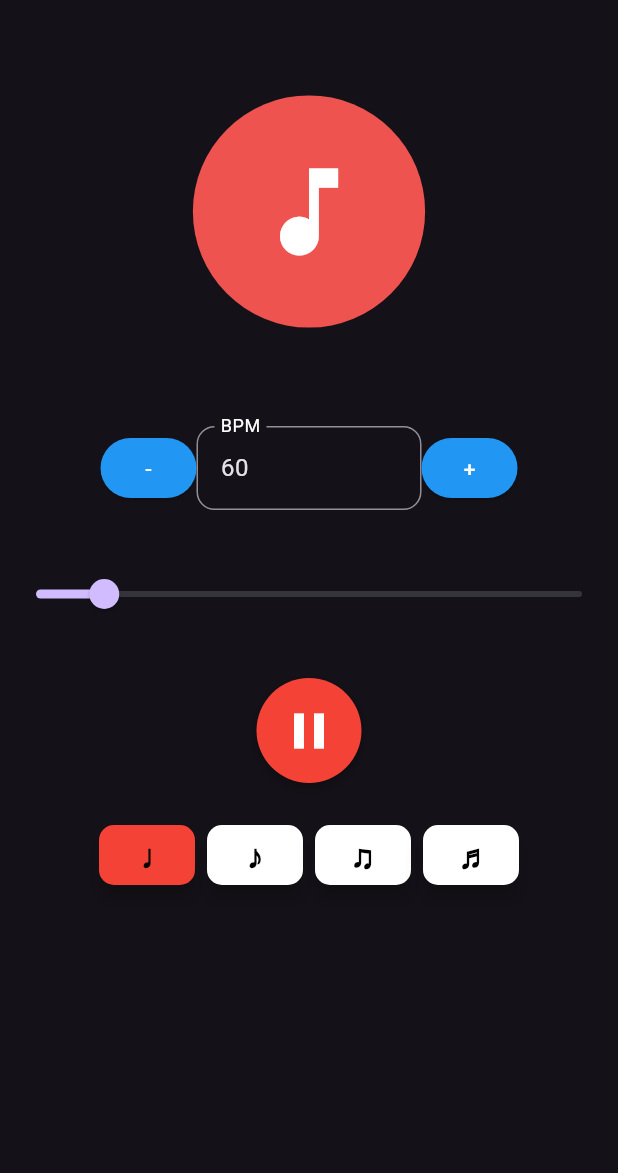
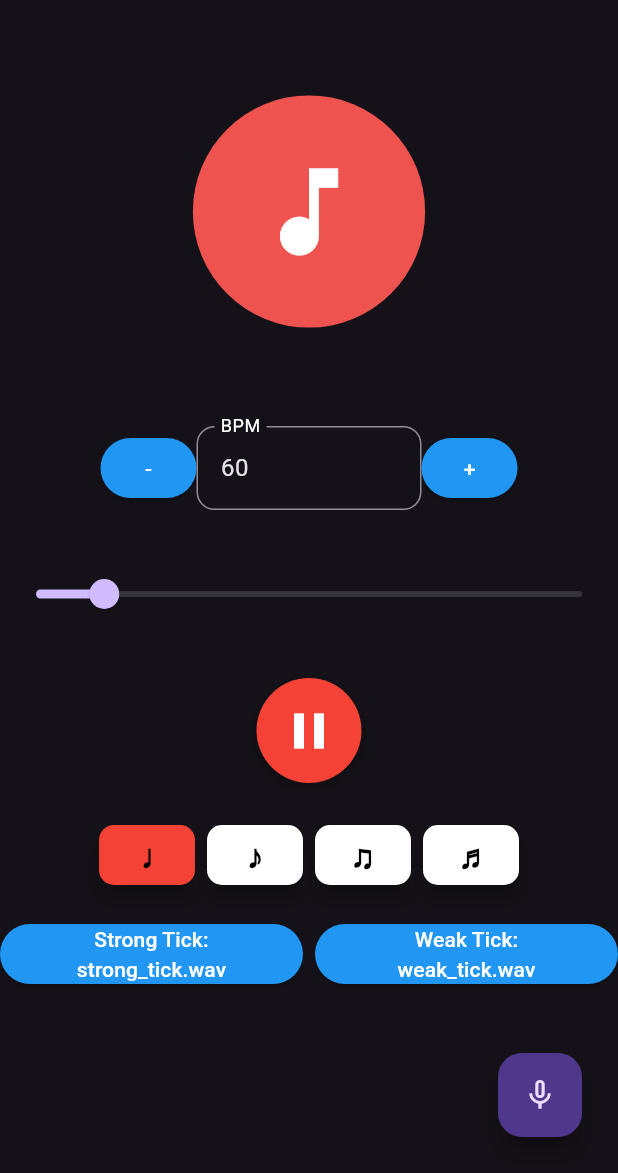
Before and after one commit to AdnanKhaleeli/MetronomeAPP, a Flutter app: the screen it shows after launch, after a tap on the "play arrow" icon, on a phone screen of 412 x 824 dp, the part 63-1236 px from its top. Run offline on Flutter 3.47's test engine with Material 3 defaults, Android fonts, the phone set to English and light mode, and no system bars; our stand-ins replace speech_to_text; missing offline and left inert: flutter_soloud, mongo_dart.

Commit message:
Implemented IOS code, and tested it, now I must test it on Android

```diff
--- a/lib/main.dart
+++ b/lib/main.dart
@@ -15,6 +15,9 @@ import 'CircularBPMIndicator.dart';
 import 'PulsingCircleWithNote.dart';
 import 'package:flutter/services.dart';
 import 'dart:io' show Platform;
+
+import 'package:speech_to_text/speech_recognition_result.dart';
+import 'package:speech_to_text/speech_to_text.dart';
 
 void main() async {
   WidgetsFlutterBinding.ensureInitialized();
@@ -95,6 +98,31 @@ class _MetronomeAppState extends State<MetronomeApp>
   var handle = null;
   bool isListening = false;
 
+  // Define available tick sounds
+  final List<String> tickSounds = [
+    'click3.wav',
+    'click2.wav',
+    'weak_tick.wav',
+    'strong_tick.wav',
+    'sub_tick.wav',
+    'up.wav',
+    'down.wav',
+    'claves.wav',
+    'claves2.wav',
+    'hihat.wav',
+    'hihat2.wav',
+    'kick.wav',
+    'low_block.wav',
+    'mid_block.wav',
+    'snare.wav'
+  ];
+
+  String? selectedStrongTick = 'strong_tick.wav';
+  String? selectedWeakTick = 'weak_tick.wav';
+  bool _speechEnabled = false;
+  String _lastWords = '';
+  final SpeechToText _speech = SpeechToText();
+
   final MethodChannel _channelMethod = new MethodChannel("Method");
 
   @override
@@ -133,7 +161,116 @@ class _MetronomeAppState extends State<MetronomeApp>
           }
         });
       }
+
+      if (Platform.isAndroid) {
+        _speech.initialize();
+      }
     });
+  }
+
+  void _startListening() async {
+    stopMetronome();
+    await _speech.listen(
+      onResult: _onSpeechResult,
+      listenFor: Duration(seconds: 30),
+      localeId: 'en_US', // specify your locale
+    );
+    setState(() {});
+  }
+
+  void _stopListening() async {
+    await _speech.stop();
+    setState(() {});
+  }
+
+  void _onSpeechResult(SpeechRecognitionResult result) {
+    setState(() {
+      _lastWords = result.recognizedWords;
+    });
+
+    if (result.finalResult) {
+      if (_lastWords.toLowerCase().contains('start')) {
+        startMetronome(currentSubdivisions);
+      } else if (_lastWords.toLowerCase().contains('stop')) {
+        stopMetronome();
+      } else if (_lastWords.toLowerCase().contains('set to')) {
+        // Extract the BPM value from the command
+        RegExp exp = RegExp(r'set to (\d+)');
+        Match? match = exp.firstMatch(_lastWords.toLowerCase());
+        if (match != null) {
+          String bpmString = match.group(1)!;
+          int? newBpm = int.tryParse(bpmString);
+          if (newBpm != null && newBpm >= 40 && newBpm <= 200) {
+            setState(() {
+              _bpm = newBpm.toDouble();
+              _controller.text = newBpm.toString();
+              stopMetronome();
+              startMetronome(currentSubdivisions);
+            });
+          }
+        }
+      } else if (_lastWords.toLowerCase().contains('increase')) {
+        setState(() {
+          _bpm = (_bpm + 2)
+              .clamp(40.0, 200.0); // Ensure BPM stays within valid range
+          _controller.text = _bpm.toString();
+          stopMetronome();
+          startMetronome(currentSubdivisions);
+        });
+      } else if (_lastWords.toLowerCase().contains('decrease')) {
+        setState(() {
+          _bpm = (_bpm - 2)
+              .clamp(40.0, 200.0); // Ensure BPM stays within valid range
+          _controller.text = _bpm.toString();
+          stopMetronome();
+          startMetronome(currentSubdivisions);
+        });
+      }
+      _stopListening();
+      print('Last words recognized: $_lastWords');
+    }
+    print('Last words recognized: $_lastWords');
+  }
+
+  Future<void> updateTickSounds() async {
+    sourceBeat = await _soloud.loadAsset('assets/$selectedStrongTick');
+    sourceTick = await _soloud.loadAsset('assets/$selectedWeakTick');
+  }
+
+  // New method to show the tick sound selection dialog
+  void _showTickSelectionDialog(bool isStrong) async {
+    String? selected = await showDialog<String>(
+      context: context,
+      builder: (BuildContext context) {
+        return SimpleDialog(
+          title: Text(
+              isStrong ? 'Select Strong Tick Sound' : 'Select Weak Tick Sound'),
+          children: tickSounds.map((sound) {
+            return SimpleDialogOption(
+              onPressed: () {
+                Navigator.pop(context, sound);
+              },
+              child: Text(sound),
+            );
+          }).toList(),
+        );
+      },
+    );
+
+    if (selected != null) {
+      setState(() {
+        if (isStrong) {
+          selectedStrongTick = selected;
+        } else {
+          selectedWeakTick = selected;
+        }
+      });
+      await updateTickSounds();
+      if (playing) {
+        stopMetronome();
+        startMetronome(currentSubdivisions);
+      }
+    }
   }
 
   void handleSpeechTextIOS(String text) {
@@ -166,10 +303,14 @@ class _MetronomeAppState extends State<MetronomeApp>
       startMetronome(currentSubdivisions);
       updated = true;
     } else if (text.contains('increase')) {
-      _bpm = (_bpm + Settings.increaseValue <= 200) ? _bpm + Settings.increaseValue : 200;
+      _bpm = (_bpm + Settings.increaseValue <= 200)
+          ? _bpm + Settings.increaseValue
+          : 200;
       updated = true;
     } else if (text.contains('decrease')) {
-      _bpm = (_bpm - Settings.decreaseValue >= 40) ? _bpm - Settings.decreaseValue : 40;
+      _bpm = (_bpm - Settings.decreaseValue >= 40)
+          ? _bpm - Settings.decreaseValue
+          : 40;
       updated = true;
     } else if (text.contains('fast') || text.contains('slow')) {
       bool isFaster = text.contains('fast');
@@ -268,6 +409,7 @@ class _MetronomeAppState extends State<MetronomeApp>
   }
 
   void startMetronome(int subdivisions) {
+    Platform.isAndroid ? _stopListening() : null;
     final double oneBeat = 60 / _bpm;
     final double tickDuration =
         (subdivisions == 1) ? oneBeat : oneBeat / subdivisions;
@@ -320,7 +462,6 @@ class _MetronomeAppState extends State<MetronomeApp>
       _channelMethod.invokeMethod('stopListening');
       isListening = false;
     });
-
   }
 
   void handleSwipe(DragEndDetails details) {
@@ -363,7 +504,7 @@ class _MetronomeAppState extends State<MetronomeApp>
 
   @override
   Widget build(BuildContext context) {
-    return  Scaffold(
+    return Scaffold(
       appBar: AppBar(
         title: Text('Metronome App'),
         elevation: 0,
@@ -782,10 +923,50 @@ class _MetronomeAppState extends State<MetronomeApp>
                   ),
                 ),
               ),
+              Column(
+                children: [
+                  Padding(
+                    padding: const EdgeInsets.symmetric(vertical: 10.0),
+                    child: Row(
+                      mainAxisAlignment: MainAxisAlignment.spaceEvenly,
+                      children: [
+                        Expanded(
+                          child: ElevatedButton(
+                            onPressed: () => _showTickSelectionDialog(true),
+                            child: Text(
+                              'Strong Tick: ${selectedStrongTick ?? "N/A"}',
+                              textAlign: TextAlign.center,
+                            ),
+                          ),
+                        ),
+                        SizedBox(width: 8),
+                        Expanded(
+                          child: ElevatedButton(
+                            onPressed: () => _showTickSelectionDialog(false),
+                            child: Text(
+                              'Weak Tick: ${selectedWeakTick ?? "N/A"}',
+                              textAlign: TextAlign.center,
+                            ),
+                          ),
+                        ),
+                      ],
+                    ),
+                  ),
+                  SizedBox(height: 20), // Add some space between the rows
+                ],
+              )
             ],
           ),
         ),
       ),
-    );
+      floatingActionButton: Platform.isAndroid ? Padding(
+      padding: const EdgeInsets.all(8.0),
+      child: FloatingActionButton(
+        onPressed: _speechEnabled ? _startListening : null,
+        tooltip: 'Voice Control',
+        child: Icon(_speech.isListening ? Icons.mic : Icons.mic_none),
+      )
+      )
+    : null);
   }
 }
--- a/pubspec.yaml
+++ b/pubspec.yaml
@@ -35,6 +35,7 @@ dependencies:
   pulsator: ^1.0.0+2
   just_audio: ^0.9.42
   flutter_soloud: ^2.1.7
+  speech_to_text: ^7.0.0
 
 
 
```
Also changed, not shown: pubspec.lock, 2 other files.
